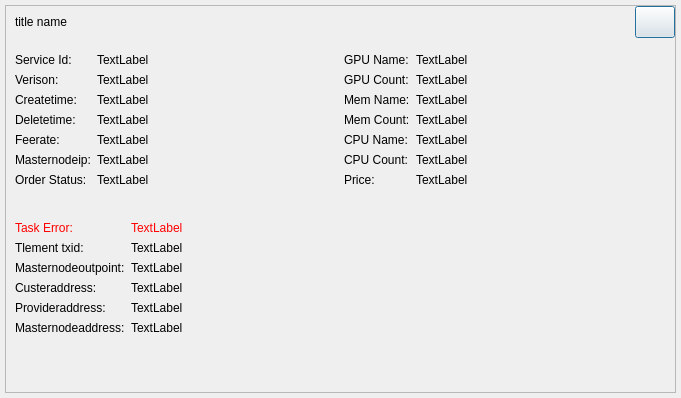
The window that src/qt/forms/dockerorderdescdialog.ui (MassGrid/MassGrid) describes before a commit, drawn with Qt 5.
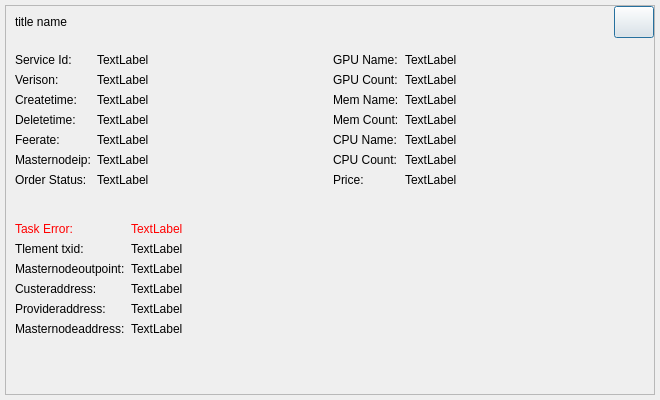
The same window after the commit.

The edit to the form file:
```diff
--- a/src/qt/forms/dockerorderdescdialog.ui
+++ b/src/qt/forms/dockerorderdescdialog.ui
@@ -6,8 +6,8 @@
    <rect>
     <x>0</x>
     <y>0</y>
-    <width>681</width>
-    <height>398</height>
+    <width>660</width>
+    <height>400</height>
    </rect>
   </property>
   <property name="windowTitle">
```
